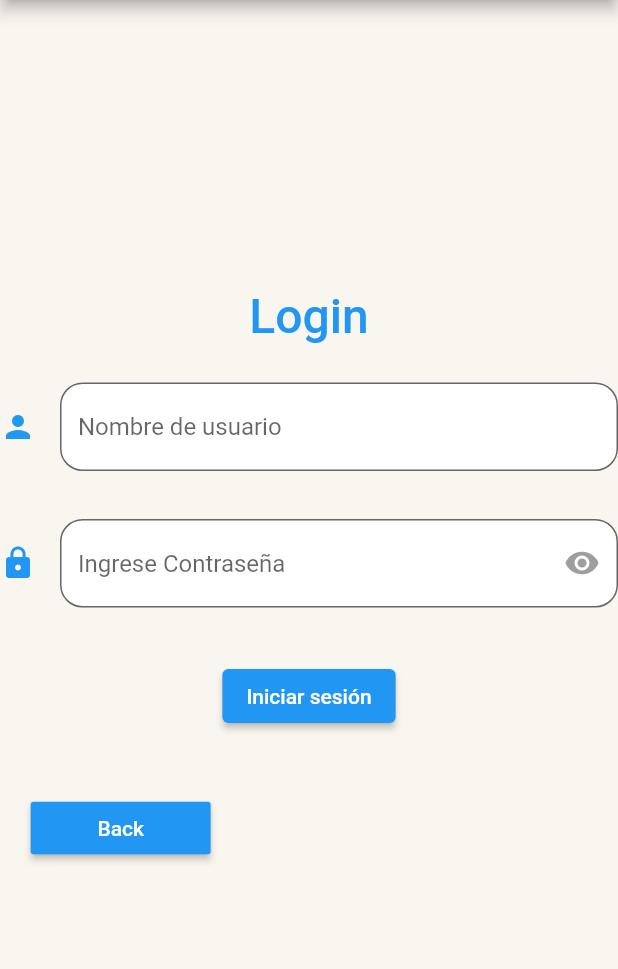
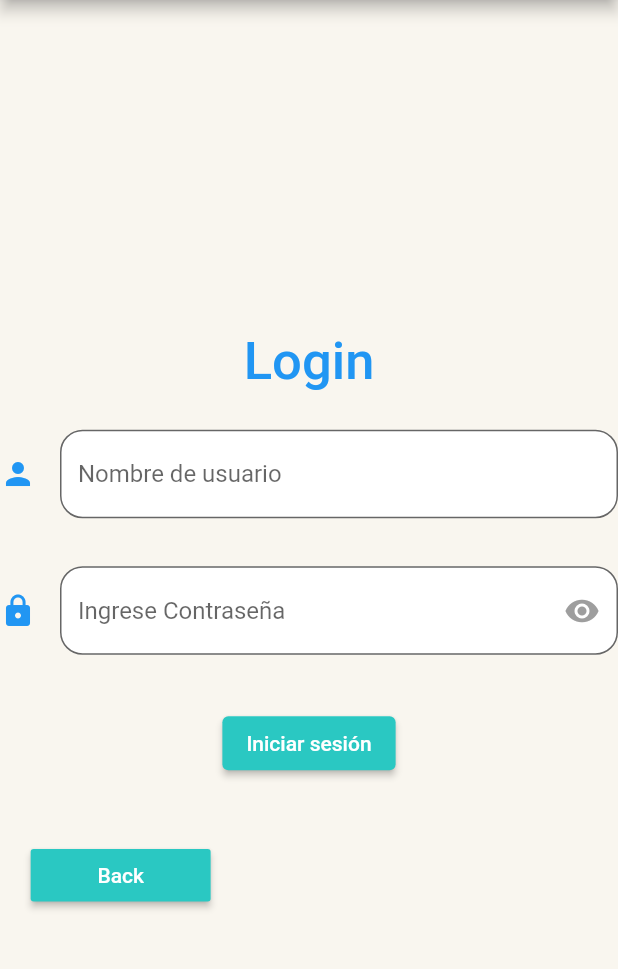
Before and after one commit to ErikToala/appRest, a Flutter app: the screen it shows after launch, after a tap on "Next", on a phone screen of 412 x 824 dp, the part 84-1053 px from its top. Run offline on Flutter 3.47's test engine with Material 2 defaults, Android fonts, the phone set to English and light mode, and no system bars; our stand-ins replace fluttertoast.

Commit message:
Actualización de appRest

```diff
--- a/lib/src/pages/InformationUp.dart
+++ b/lib/src/pages/InformationUp.dart
@@ -40,7 +40,7 @@ class InformationUp extends StatelessWidget{
                 MaterialPageRoute(builder: (context) => Login()),
               );
             },
-            color: Colors.lightBlue,
+            color: Color.fromRGBO(42, 200, 194, 1.0),
             child: Text('Next', style: TextStyle(color: Colors.white)),
           ),
 
--- a/lib/src/pages/Login.dart
+++ b/lib/src/pages/Login.dart
@@ -26,14 +26,15 @@ class Login extends StatelessWidget{
         width: MediaQuery.of(context).size.width,
 
         child: Column(
-
            mainAxisAlignment: MainAxisAlignment.center,
 
           children: <Widget>[
 
+            SizedBox(height: 60,),
+
             Text("Login", style: TextStyle(
               color: Colors.blue,
-              fontSize: 32,
+              fontSize: 35,
               fontWeight: FontWeight.w500,
             ),
               textAlign: TextAlign.center,
@@ -91,7 +92,9 @@ class Login extends StatelessWidget{
 
             ElevatedButton(
 
+
               onPressed:(){
+
                 if(usuario.isEmpty || password.isEmpty){
                   Fluttertoast.showToast(
                     msg: "Campos vacíos, llenar todos los campos ",
@@ -122,7 +125,19 @@ class Login extends StatelessWidget{
               },
               child:Text(
                 'Iniciar sesión',
-                style: TextStyle(color: Colors.white),
+                style: TextStyle(color: Colors.white,
+                ),
+              ),
+
+              style: ButtonStyle(
+
+                backgroundColor: MaterialStateProperty.resolveWith<Color>(
+                    (Set<MaterialState> states) {
+                        return Color.fromRGBO(
+                        42, 200, 194, 1.0);
+                      },
+                    ),
+
                 ),
 
             ),
@@ -140,7 +155,7 @@ class Login extends StatelessWidget{
                       MaterialPageRoute(builder: (context) => InformationUp()),
                     );
                   },
-                color: Colors.blue,
+                color: Color.fromRGBO(42, 200, 194, 1.0),
                 child: Text('Back', style: TextStyle(color: Colors.white)),
               ),
             ),
```
Also changed, not shown: upchiapas.png (deleted). Lines whose indentation alone changed are shown as unchanged.
